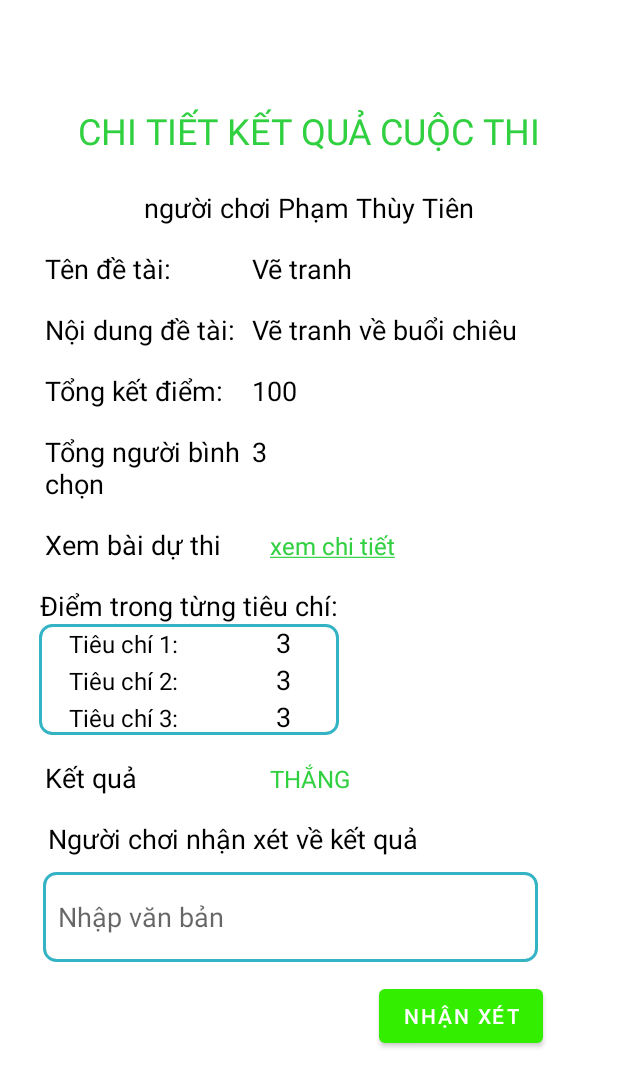
After one commit to trandangquoc271202/GameTeamBulding, an Android app: the layout detail_result.xml on its own in the app's theme, with its tools: preview values and no code run, on a phone screen of 412 x 824 dp. The commit adds this screen. Shown: the top 1087 px of the screen. Run offline under Robolectric (Android 15) with nearby library versions, the phone set to English and light mode, and no system bars.

Commit message:
View result and detail result

```diff
--- /dev/null
+++ b/app/src/main/res/drawable/border_result.xml
@@ -0,0 +1,6 @@
+<shape xmlns:android="http://schemas.android.com/apk/res/android">
+    <stroke
+        android:width="2dp"
+        android:color="#34B3C5" />
+    <corners android:radius="8dp" />
+</shape>
--- a/app/src/main/res/layout/activity_main.xml
+++ b/app/src/main/res/layout/activity_main.xml
@@ -6,13 +6,15 @@
     android:layout_width="match_parent"
     android:layout_height="match_parent"
     tools:context=".MainActivity">
+
     <TextView
         android:layout_width="wrap_content"
         android:layout_height="wrap_content"
         android:text="Hello World!"
         app:layout_constraintBottom_toBottomOf="parent"
+        app:layout_constraintEnd_toEndOf="parent"
         app:layout_constraintStart_toStartOf="parent"
-      app:layout_constraintEnd_toEndOf="parent"
-      app:layout_constraintTop_toTopOf="parent" />
+        app:layout_constraintTop_toTopOf="parent"
+        app:layout_constraintVertical_bias="0.235" />
 
 </androidx.constraintlayout.widget.ConstraintLayout>
--- /dev/null
+++ b/app/src/main/res/layout/detail_result.xml
@@ -0,0 +1,315 @@
+<?xml version="1.0" encoding="utf-8"?>
+<RelativeLayout xmlns:android="http://schemas.android.com/apk/res/android"
+    xmlns:app="http://schemas.android.com/apk/res-auto"
+    xmlns:tools="http://schemas.android.com/tools"
+    android:layout_width="match_parent"
+    android:layout_height="match_parent">
+
+    <LinearLayout
+        android:layout_width="match_parent"
+        android:layout_height="wrap_content"
+        android:gravity="center"
+        android:layout_marginTop="35dp"
+        android:orientation="vertical"
+        tools:ignore="MissingConstraints">
+
+
+        <TextView
+            android:id="@+id/textView1"
+            android:layout_width="409dp"
+            android:layout_height="35dp"
+            android:text="CHI TIẾT KẾT QUẢ CUỘC THI"
+            android:textAlignment="center"
+            android:textColor="#30D040"
+            android:textSize="24sp"
+            android:layout_marginTop="35dp"
+            tools:layout_editor_absoluteX="0dp"
+            tools:layout_editor_absoluteY="1dp" />
+        <TextView
+            android:id="@+id/textView2"
+            android:layout_width="match_parent"
+            android:layout_height="wrap_content"
+            android:text="người chơi Phạm Thùy Tiên"
+            android:textAlignment="center"
+            android:layout_marginTop="20dp"
+            android:textColor="#000000"
+            android:textSize="18sp"
+            android:layout_marginBottom="16dp"/>
+        <LinearLayout
+            android:layout_width="match_parent"
+            android:layout_height="wrap_content"
+            android:orientation="horizontal"
+            android:layout_marginBottom="16dp"
+            android:layout_marginLeft="20dp"
+            >
+
+            <TextView
+                android:id="@+id/labelTopic"
+                android:layout_width="130dp"
+                android:layout_height="wrap_content"
+                android:text="Tên đề tài:"
+                android:textColor="#000000"
+                android:textSize="18sp"/>
+
+            <TextView
+                android:id="@+id/valueTopic"
+                android:layout_width="wrap_content"
+                android:layout_height="wrap_content"
+                android:text="Vẽ tranh"
+                android:textColor="#000000"
+                android:textSize="18sp"
+                android:layout_marginStart="8dp"/>
+
+        </LinearLayout>
+
+        <LinearLayout
+            android:layout_width="match_parent"
+            android:layout_height="wrap_content"
+            android:orientation="horizontal"
+            android:layout_marginBottom="16dp"
+            android:layout_marginLeft="20dp"
+            >
+
+            <TextView
+                android:id="@+id/labelContent"
+                android:layout_width="130dp"
+                android:layout_height="wrap_content"
+                android:text="Nội dung đề tài:"
+                android:textColor="#000000"
+                android:textSize="18sp"/>
+
+            <TextView
+                android:id="@+id/valueContent"
+                android:layout_width="wrap_content"
+                android:layout_height="wrap_content"
+                android:text="Vẽ tranh về buổi chiêu"
+                android:textColor="#000000"
+                android:textSize="18sp"
+                android:layout_marginStart="8dp"/>
+
+        </LinearLayout>
+
+        <LinearLayout
+            android:layout_marginLeft="20dp"
+            android:layout_marginBottom="16dp"
+            android:layout_width="match_parent"
+            android:layout_height="wrap_content"
+            android:orientation="horizontal">
+
+            <TextView
+                android:id="@+id/labelTotalScore"
+                android:layout_width="130dp"
+                android:layout_height="wrap_content"
+                android:text="Tổng kết điểm:"
+                android:textColor="#000000"
+                android:textSize="18sp"/>
+
+            <TextView
+                android:id="@+id/valueTotalScore"
+                android:layout_width="wrap_content"
+                android:layout_height="wrap_content"
+                android:text="100"
+                android:textColor="#000000"
+                android:textSize="18sp"
+                android:layout_marginStart="8dp"/>
+
+        </LinearLayout>
+
+        <LinearLayout
+            android:layout_marginLeft="20dp"
+            android:layout_marginBottom="16dp"
+            android:layout_width="match_parent"
+            android:layout_height="wrap_content"
+            android:orientation="horizontal">
+
+            <TextView
+                android:id="@+id/labelTotalVote"
+                android:layout_width="130dp"
+                android:layout_height="wrap_content"
+                android:text="Tổng người bình chọn"
+                android:textColor="#000000"
+                android:textSize="18sp"/>
+
+            <TextView
+                android:id="@+id/valueTotalVote"
+                android:layout_width="wrap_content"
+                android:layout_height="wrap_content"
+                android:text="3"
+                android:textColor="#000000"
+                android:textSize="18sp"
+                android:layout_marginStart="8dp"/>
+
+        </LinearLayout>
+
+        <LinearLayout
+            android:layout_marginLeft="20dp"
+            android:layout_marginBottom="16dp"
+            android:layout_width="match_parent"
+            android:layout_height="wrap_content"
+            android:orientation="horizontal">
+
+            <TextView
+                android:id="@+id/labelView1"
+                android:layout_width="130dp"
+                android:layout_height="wrap_content"
+                android:text="Xem bài dự thi"
+                android:textColor="#000000"
+                android:textSize="18sp"/>
+
+            <TextView
+                android:id="@+id/valueView1"
+                android:layout_width="wrap_content"
+                android:layout_height="wrap_content"
+                android:text="@string/xem_chi_tiet"
+                android:layout_marginLeft="20dp"
+                android:textSize="16sp"
+                android:textColor="#30D040"
+
+                ></TextView>
+        </LinearLayout>
+        <TextView
+            android:layout_width="wrap_content"
+            android:layout_height="wrap_content"
+            android:text="Điểm trong từng tiêu chí:"
+            android:textColor="#000000"
+            android:layout_marginLeft="-80dp"
+            android:textSize="18sp"/>
+        <LinearLayout
+            android:layout_width="200dp"
+            android:layout_height="wrap_content"
+            android:background="@drawable/border_result"
+            android:orientation="vertical"
+            android:layout_marginLeft="-80dp"
+            android:layout_marginBottom="16dp"
+            >
+        <LinearLayout
+            android:layout_marginLeft="20dp"
+            android:layout_width="match_parent"
+            android:layout_height="wrap_content"
+            android:orientation="horizontal"
+           >
+
+            <TextView
+                android:id="@+id/labelCriteria1"
+                android:layout_width="130dp"
+                android:layout_height="wrap_content"
+                android:text="Tiêu chí 1:"
+                android:textColor="#000000"
+                android:textSize="16sp"/>
+
+            <TextView
+                android:id="@+id/valueCriteria1"
+                android:layout_width="wrap_content"
+                android:layout_height="wrap_content"
+                android:text="3"
+                android:textColor="#000000"
+                android:textSize="18sp"
+                android:layout_marginStart="8dp"/>
+
+        </LinearLayout>
+        <LinearLayout
+            android:layout_marginLeft="20dp"
+            android:layout_width="match_parent"
+            android:layout_height="wrap_content"
+            android:orientation="horizontal">
+
+            <TextView
+                android:id="@+id/labelCriteria2"
+                android:layout_width="130dp"
+                android:layout_height="wrap_content"
+                android:text="Tiêu chí 2:"
+                android:textColor="#000000"
+                android:textSize="16sp"/>
+
+            <TextView
+                android:id="@+id/valueCriteria2"
+                android:layout_width="wrap_content"
+                android:layout_height="wrap_content"
+                android:text="3"
+                android:textColor="#000000"
+                android:textSize="18sp"
+                android:layout_marginStart="8dp"/>
+
+        </LinearLayout>
+        <LinearLayout
+            android:layout_marginLeft="20dp"
+            android:layout_width="match_parent"
+            android:layout_height="wrap_content"
+            android:orientation="horizontal">
+
+            <TextView
+                android:id="@+id/labelCriteria3"
+                android:layout_width="130dp"
+                android:layout_height="wrap_content"
+                android:text="Tiêu chí 3:"
+                android:textColor="#000000"
+                android:textSize="16sp"/>
+
+            <TextView
+                android:id="@+id/valueCriteria3"
+                android:layout_width="wrap_content"
+                android:layout_height="wrap_content"
+                android:text="3"
+                android:textColor="#000000"
+                android:textSize="18sp"
+                android:layout_marginStart="8dp"/>
+
+        </LinearLayout>
+        </LinearLayout>
+
+        <LinearLayout
+            android:layout_marginLeft="20dp"
+            android:layout_marginBottom="16dp"
+            android:layout_width="match_parent"
+            android:layout_height="wrap_content"
+            android:orientation="horizontal">
+
+            <TextView
+                android:id="@+id/labelView"
+                android:layout_width="130dp"
+                android:layout_height="wrap_content"
+                android:text="Kết quả"
+                android:textColor="#000000"
+                android:textSize="18sp"/>
+
+            <TextView
+                android:id="@+id/valueView"
+                android:layout_width="wrap_content"
+                android:layout_height="wrap_content"
+                android:layout_marginLeft="20dp"
+                android:text="THẮNG"
+                android:textSize="16sp"
+                android:textColor="#30D040"
+
+                ></TextView>
+        </LinearLayout>
+        <TextView
+            android:layout_width="wrap_content"
+            android:layout_height="wrap_content"
+            android:text="Người chơi nhận xét về kết quả"
+            android:textColor="#000000"
+            android:layout_marginLeft="-50dp"
+            android:layout_marginBottom="10dp"
+            android:textSize="18sp"/>
+        <EditText
+            android:layout_width="330dp"
+            android:layout_height="60dp"
+            android:background="@drawable/border_result"
+            android:hint="Nhập văn bản"
+            android:padding="10dp"
+            android:layout_marginLeft="-12dp"
+            android:layout_marginBottom="12dp"
+            ></EditText>
+        <Button
+            android:layout_width="wrap_content"
+            android:layout_height="wrap_content"
+            android:text="Nhận xét"
+            android:layout_gravity="right"
+            android:layout_marginRight="50dp"
+
+            ></Button>
+
+
+
+    </LinearLayout>
+</RelativeLayout>
--- a/app/src/main/res/values/strings.xml
+++ b/app/src/main/res/values/strings.xml
@@ -4,4 +4,5 @@
     <string name="title_home">Home</string>
     <string name="title_dashboard">Dashboard</string>
     <string name="title_notifications">Notifications</string>
+    <string name="xem_chi_tiet"><u>xem chi tiết</u></string>
 </resources>
--- a/build.gradle
+++ b/build.gradle
@@ -4,6 +4,7 @@ buildscript {
     }
 }// Top-level build file where you can add configuration options common to all sub-projects/modules.
 plugins {
+
     id 'com.android.application' version '7.4.1' apply false
     id 'com.android.library' version '7.4.1' apply false
 }
```
Also changed, not shown: app/src/main/res/layout/result_exam.xml (added, +172 -0 lines), app/src/main/res/drawable/lose.png (added), app/src/main/res/drawable/win.png (added). Lines whose indentation alone changed are shown as unchanged.
